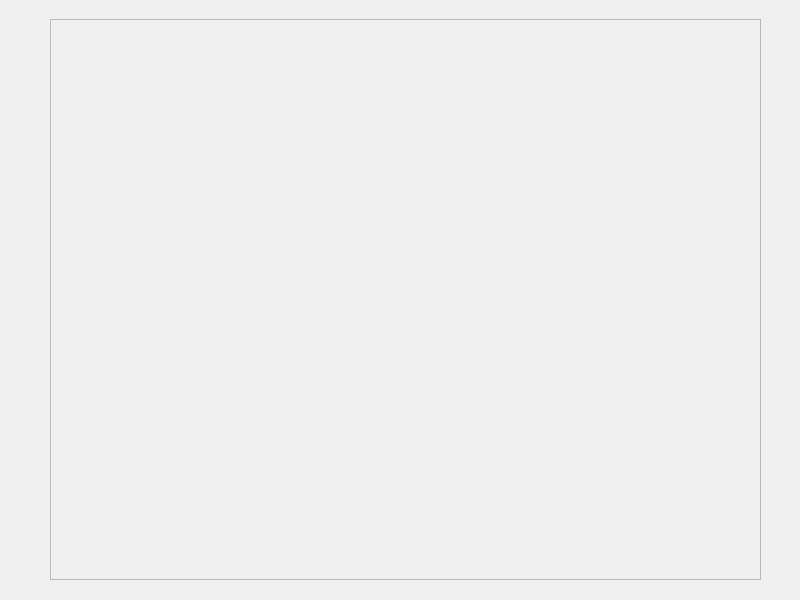
First picture: the form in RMS_qt/edit_order.ui, repository dev-pratik02/RMS, before the edit.
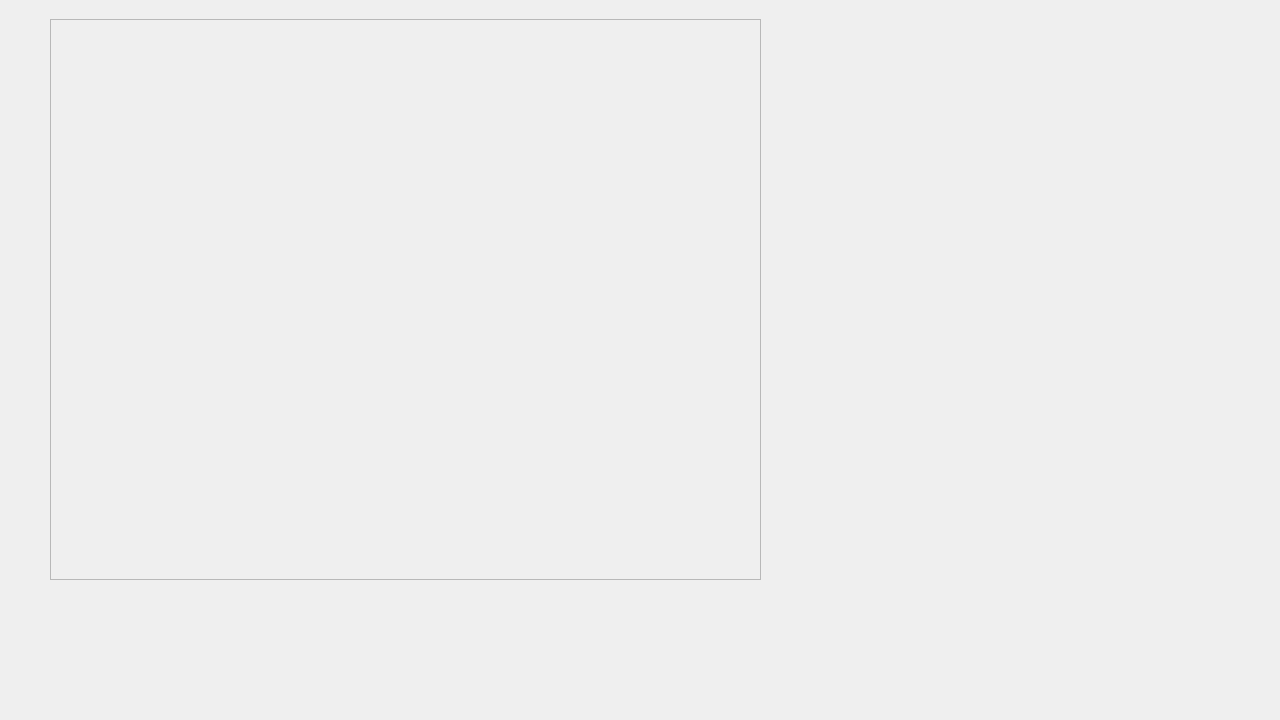
Second picture: the form after the edit.

Patch:
```diff
--- a/RMS_qt/edit_order.ui
+++ b/RMS_qt/edit_order.ui
@@ -6,8 +6,8 @@
    <rect>
     <x>0</x>
     <y>0</y>
-    <width>800</width>
-    <height>600</height>
+    <width>1280</width>
+    <height>720</height>
    </rect>
   </property>
   <property name="windowTitle">
```
